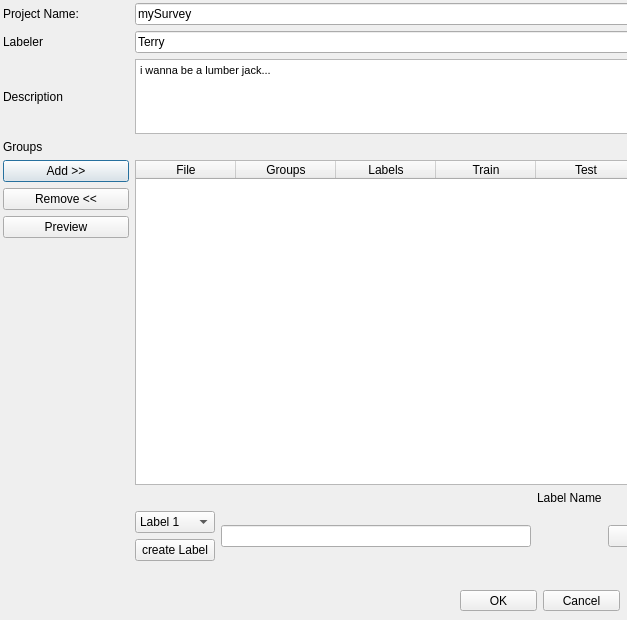
Qt form gui/dlgProject.ui (ilastik/ilastik-0.5) before a commit.
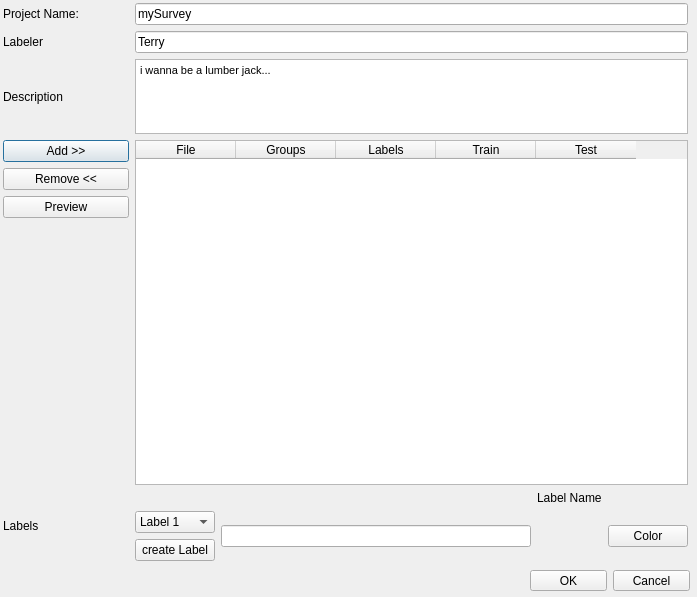
The same form after that commit. Icons and pictures are not drawn.

Commit message: made classes to structure the classification Process small changes in the dlgNewProject changed some symbols on the way

What changed in the file:
```diff
--- a/gui/dlgProject.ui
+++ b/gui/dlgProject.ui
@@ -5,22 +5,22 @@
   <property name="windowModality">
    <enum>Qt::WindowModal</enum>
   </property>
-  <property name="geometry">
+  <property name="geometry" >
    <rect>
     <x>0</x>
     <y>0</y>
-    <width>627</width>
-    <height>620</height>
+    <width>697</width>
+    <height>597</height>
    </rect>
   </property>
   <property name="windowTitle">
    <string>Dialog</string>
   </property>
-  <widget class="QDialogButtonBox" name="confirmButtons">
-   <property name="geometry">
+  <widget class="QDialogButtonBox" name="confirmButtons" >
+   <property name="geometry" >
     <rect>
-     <x>460</x>
-     <y>590</y>
+     <x>530</x>
+     <y>570</y>
      <width>160</width>
      <height>21</height>
     </rect>
@@ -114,27 +114,20 @@
       </property>
      </widget>
     </item>
-    <item row="4" column="0">
-     <widget class="QLabel" name="label_4">
-      <property name="text">
-       <string>Groups</string>
-      </property>
-     </widget>
-    </item>
-    <item row="2" column="2">
-     <widget class="QTextEdit" name="description">
-      <property name="maximumSize">
+    <item row="2" column="2" >
+     <widget class="QTextEdit" name="description" >
+      <property name="maximumSize" >
        <size>
         <width>16777215</width>
         <height>75</height>
        </size>
       </property>
-      <property name="html">
-       <string>&lt;!DOCTYPE HTML PUBLIC &quot;-//W3C//DTD HTML 4.0//EN&quot; &quot;http://www.w3.org/TR/REC-html40/strict.dtd&quot;&gt;
-&lt;html&gt;&lt;head&gt;&lt;meta name=&quot;qrichtext&quot; content=&quot;1&quot; /&gt;&lt;style type=&quot;text/css&quot;&gt;
+      <property name="html" >
+       <string>&lt;!DOCTYPE HTML PUBLIC "-//W3C//DTD HTML 4.0//EN" "http://www.w3.org/TR/REC-html40/strict.dtd">
+&lt;html>&lt;head>&lt;meta name="qrichtext" content="1" />&lt;style type="text/css">
 p, li { white-space: pre-wrap; }
-&lt;/style&gt;&lt;/head&gt;&lt;body style=&quot; font-family:'Sans Serif'; font-size:9pt; font-weight:400; font-style:normal;&quot;&gt;
-&lt;p style=&quot; margin-top:0px; margin-bottom:0px; margin-left:0px; margin-right:0px; -qt-block-indent:0; text-indent:0px;&quot;&gt;&lt;span style=&quot; font-family:'MS Shell Dlg 2'; font-size:8pt;&quot;&gt;i wanna be a lumber jack...&lt;/span&gt;&lt;/p&gt;&lt;/body&gt;&lt;/html&gt;</string>
+&lt;/style>&lt;/head>&lt;body style=" font-family:'MS Shell Dlg 2'; font-size:8.25pt; font-weight:400; font-style:normal;">
+&lt;p style=" margin-top:0px; margin-bottom:0px; margin-left:0px; margin-right:0px; -qt-block-indent:0; text-indent:0px; font-family:'Sans Serif'; font-size:9pt;">&lt;span style=" font-family:'MS Shell Dlg 2'; font-size:8pt;">i wanna be a lumber jack...&lt;/span>&lt;/p>&lt;/body>&lt;/html></string>
       </property>
      </widget>
     </item>
@@ -231,6 +224,13 @@
       </item>
      </layout>
     </item>
+    <item row="6" column="0" >
+     <widget class="QLabel" name="label_4" >
+      <property name="text" >
+       <string>Labels</string>
+      </property>
+     </widget>
+    </item>
    </layout>
   </widget>
   <zorder>confirmButtons</zorder>
```
Left out of the diff: 147 changed lines with no effect on the pictures. The commit also changes 3 other files.
